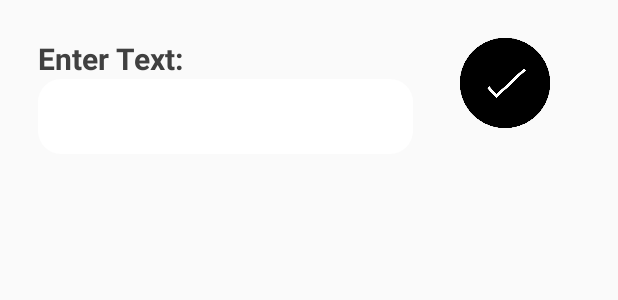
After one commit to alevi0106/Meme-Template, an Android app: the layout activity_bottom_text.xml on its own in the app's theme, with its tools: preview values and no code run, on a phone screen of 412 x 824 dp. The commit adds this screen. Shown: the top 300 px of the screen. Run offline under Robolectric (Android 15) with nearby library versions, the phone set to English and light mode, and no system bars.

Commit message:
Add text feature added

```diff
--- a/app/src/main/AndroidManifest.xml
+++ b/app/src/main/AndroidManifest.xml
@@ -8,6 +8,8 @@
 
     <application
         android:allowBackup="true"
+        android:hardwareAccelerated="false"
+        android:largeHeap="true"
         android:icon="@mipmap/ic_launcher"
         android:label="Meme Template"
         android:roundIcon="@mipmap/ic_launcher_round"
--- /dev/null
+++ b/app/src/main/res/drawable/round_btn.xml
@@ -0,0 +1,7 @@
+<?xml version="1.0" encoding="utf-8"?>
+<shape xmlns:android="http://schemas.android.com/apk/res/android">
+    <size android:height="60dp"
+        android:width="60dp"/>
+    <solid android:color="#000"/>
+    <corners android:radius="100dp"/>
+</shape>
--- /dev/null
+++ b/app/src/main/res/drawable/rounded_edit_text.xml
@@ -0,0 +1,10 @@
+<?xml version="1.0" encoding="utf-8"?>
+<shape  xmlns:android="http://schemas.android.com/apk/res/android"
+    android:shape="rectangle" android:padding="10dp">
+    <solid android:color="#FFF" />
+    <corners
+        android:bottomRightRadius="15dp"
+        android:bottomLeftRadius="15dp"
+        android:topLeftRadius="15dp"
+        android:topRightRadius="15dp" />
+</shape>
--- /dev/null
+++ b/app/src/main/res/layout/activity_bottom_text.xml
@@ -0,0 +1,33 @@
+<?xml version="1.0" encoding="utf-8"?>
+<RelativeLayout xmlns:android="http://schemas.android.com/apk/res/android"
+    android:layout_width="match_parent"
+    android:layout_height="match_parent"
+    android:gravity="center_horizontal"
+    android:padding="25dp">
+    <TextView
+        android:layout_width="wrap_content"
+        android:layout_height="wrap_content"
+        android:text="Enter Text:"
+        android:id="@+id/EnterText"
+        android:textStyle="bold"
+        android:textColor="@color/colorAccent"
+        android:layout_gravity="left"
+        android:textSize="20sp" />
+    <EditText
+        android:layout_width="250dp"
+        android:layout_height="50dp"
+        android:id="@+id/image_edit_text"
+        android:layout_below="@+id/EnterText"
+        android:background="@drawable/rounded_edit_text"
+        />
+    <ImageButton
+        android:id="@+id/submit_text"
+        android:layout_width="60dp"
+        android:layout_height="60dp"
+        android:layout_marginRight="20dp"
+        android:layout_marginBottom="20dp"
+        android:layout_alignParentRight="true"
+        android:background="@drawable/round_btn"
+        android:scaleType="fitCenter"
+        android:src="@drawable/round_ok" />
+</RelativeLayout>
```
Also changed, not shown: app/src/main/java/com/example/memetemplate/BottomText.java (added, +47 -0 lines), app/src/main/java/com/example/memetemplate/ImageEditor.java (+50 -33 lines), app/src/main/res/layout/activity_image_editor.xml (+13 -20 lines), app/src/main/res/drawable/round_ok.png (added), app/src/main/res/drawable/round_text.png (added).
